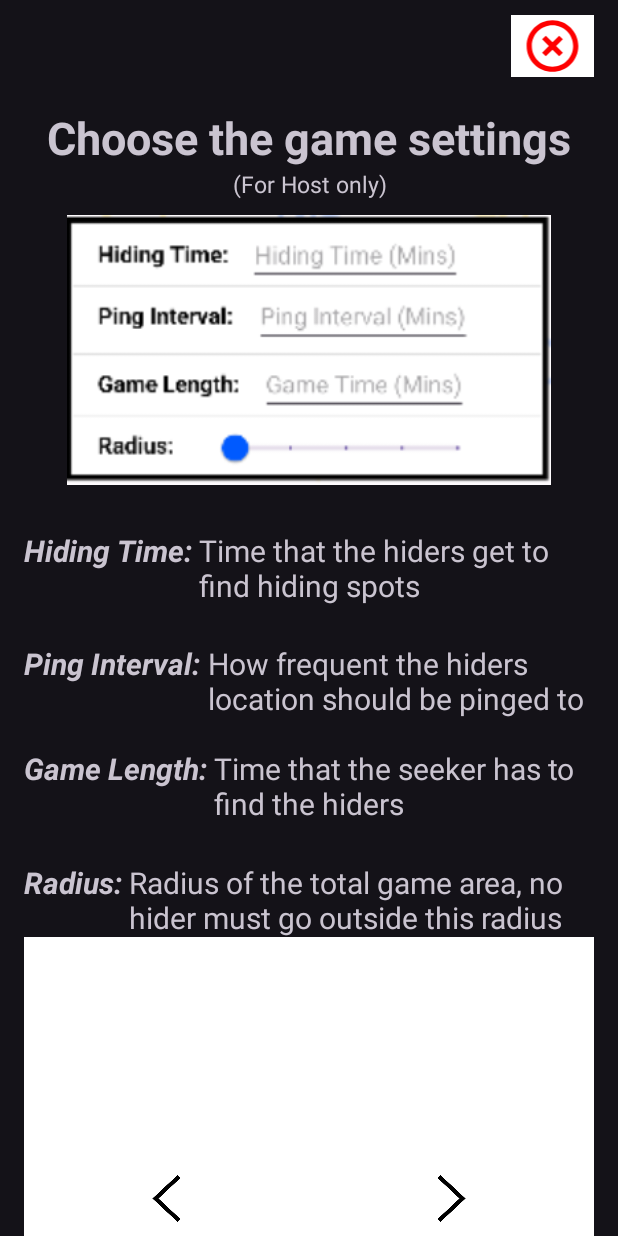
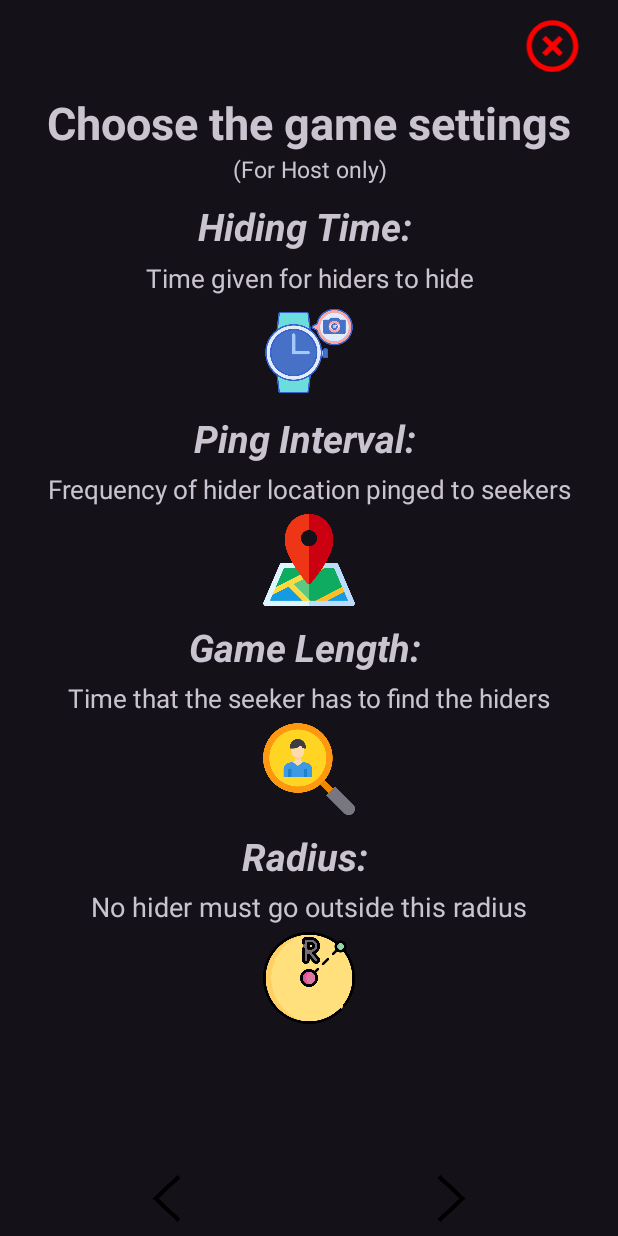
Before and after one commit to DaSh0n8/android-hide-and-seek-app, an Android app: the ChooseGameSettingsTutorial screen opened directly, with no data from a screen before it, on a phone screen of 412 x 824 dp. Run offline under Robolectric (Android 15) with nearby library versions, the phone set to English and light mode, and no system bars.

Commit message:
Bug fix: night mode tutorial

```diff
--- a/src/app/src/main/AndroidManifest.xml
+++ b/src/app/src/main/AndroidManifest.xml
@@ -79,8 +79,6 @@
             android:windowSoftInputMode="adjustPan"
             android:launchMode="singleTop"/>
 
-            android:launchMode="singleTop" />
-
         <activity
             android:name=".NewGameSettings"
             android:exported="false"
--- a/src/app/src/main/res/layout/activity_choose_game_settings_tutorial.xml
+++ b/src/app/src/main/res/layout/activity_choose_game_settings_tutorial.xml
@@ -18,10 +18,11 @@
             android:layout_width="55dp"
             android:layout_height="41dp"
             android:layout_marginTop="10dp"
-            android:background="@color/white"
+            android:background="#00000000"
             android:scaleType="fitCenter"
             app:srcCompat="@drawable/eliminated" />
     </LinearLayout>
+
     <LinearLayout
         android:layout_width="wrap_content"
         android:layout_height="wrap_content"
@@ -31,7 +32,7 @@
         <TextView
             android:layout_width="match_parent"
             android:layout_height="wrap_content"
-            android:layout_marginTop="20dp"
+            android:layout_marginTop="10dp"
             android:gravity="center_horizontal"
             android:text="Choose the game settings"
             android:textStyle="bold"
@@ -45,94 +46,129 @@
             android:text="(For Host only)"
             android:textSize="15dp" />
 
-        <ImageView
-            android:id="@+id/imageView"
+        <LinearLayout
             android:layout_width="match_parent"
-            android:layout_height="180dp"
-            app:layout_constraintBottom_toTopOf="@+id/guideline4"
-            app:layout_constraintEnd_toEndOf="parent"
-            app:layout_constraintStart_toStartOf="parent"
-            app:layout_constraintTop_toTopOf="@+id/guideline2"
-            app:srcCompat="@drawable/game_settings" />
-
-        <LinearLayout
-            android:layout_width="wrap_content"
-            android:layout_height="50dp"
-            android:layout_marginTop="30dp"
-            android:layout_marginBottom="20dp"
-            android:orientation="horizontal">
+            android:layout_height="wrap_content"
+            android:layout_marginBottom="10dp"
+            android:orientation="vertical">
 
             <TextView
-                android:layout_width="wrap_content"
-                android:layout_height="match_parent"
+                android:layout_width="match_parent"
+                android:layout_height="wrap_content"
                 android:text="Hiding Time: "
-                android:textSize="20dp"
+                android:textSize="25dp"
+                android:gravity="center"
                 android:textStyle="bold|italic" />
 
             <TextView
-                android:layout_width="wrap_content"
-                android:layout_height="match_parent"
-                android:text="Time that the hiders get to find hiding spots"
-                android:textSize="20dp" />
+                android:layout_width="match_parent"
+                android:layout_height="35dp"
+                android:gravity="center"
+                android:text="Time given for hiders to hide"
+                android:textSize="17dp" />
+
+            <ImageView
+                android:id="@+id/imageView2"
+                android:layout_width="match_parent"
+                android:layout_height="61dp"
+                app:layout_constraintBottom_toTopOf="@+id/guideline4"
+                app:layout_constraintEnd_toEndOf="parent"
+                app:layout_constraintStart_toStartOf="parent"
+                app:layout_constraintTop_toTopOf="@+id/guideline2"
+                app:srcCompat="@drawable/hidden_camera" />
+
         </LinearLayout>
 
         <LinearLayout
             android:layout_width="wrap_content"
             android:layout_height="wrap_content"
-            android:layout_marginTop="5dp"
-            android:layout_marginBottom="20dp"
-            android:orientation="horizontal">
+            android:layout_marginBottom="10dp"
+            android:orientation="vertical">
 
             <TextView
-                android:layout_width="wrap_content"
+                android:layout_width="match_parent"
                 android:layout_height="match_parent"
+                android:layout_gravity="center"
+                android:gravity="center"
                 android:text="Ping Interval: "
-                android:textSize="20dp"
+                android:textSize="25dp"
                 android:textStyle="bold|italic" />
 
             <TextView
-                android:layout_width="wrap_content"
-                android:layout_height="50dp"
-                android:textSize="20dp"
-                android:text="How frequent the hiders location should be pinged to seekers" />
+                android:layout_width="match_parent"
+                android:layout_height="33dp"
+                android:gravity="center"
+                android:text="Frequency of hider location pinged to seekers"
+                android:textSize="17dp" />
+
+            <ImageView
+                android:id="@+id/imageView3"
+                android:layout_width="match_parent"
+                android:layout_height="61dp"
+                app:layout_constraintBottom_toTopOf="@+id/guideline4"
+                app:layout_constraintEnd_toEndOf="parent"
+                app:layout_constraintStart_toStartOf="parent"
+                app:layout_constraintTop_toTopOf="@+id/guideline2"
+                app:srcCompat="@drawable/map" />
         </LinearLayout>
         <LinearLayout
             android:layout_width="wrap_content"
             android:layout_height="wrap_content"
-            android:layout_marginBottom="20dp"
-            android:orientation="horizontal">
+            android:layout_marginBottom="10dp"
+            android:orientation="vertical">
 
             <TextView
-                android:layout_width="wrap_content"
+                android:layout_width="match_parent"
                 android:layout_height="match_parent"
+                android:gravity="center"
                 android:text="Game Length: "
-                android:textSize="20dp"
+                android:textSize="25dp"
                 android:textStyle="bold|italic" />
 
             <TextView
-                android:layout_width="wrap_content"
-                android:layout_height="wrap_content"
-                android:textSize="20dp"
-                android:text="Time that the seeker has to find the hiders" />
+                android:layout_width="match_parent"
+                android:layout_height="33dp"
+                android:gravity="center"
+                android:text="Time that the seeker has to find the hiders"
+                android:textSize="17dp" />
+            <ImageView
+                android:id="@+id/imageView4"
+                android:layout_width="match_parent"
+                android:layout_height="61dp"
+                app:layout_constraintBottom_toTopOf="@+id/guideline4"
+                app:layout_constraintEnd_toEndOf="parent"
+                app:layout_constraintStart_toStartOf="parent"
+                app:layout_constraintTop_toTopOf="@+id/guideline2"
+                app:srcCompat="@drawable/personal" />
         </LinearLayout>
         <LinearLayout
-            android:layout_width="wrap_content"
-            android:layout_height="50dp"
-            android:layout_marginTop="5dp"
-            android:orientation="horizontal">
+            android:layout_width="match_parent"
+            android:layout_height="match_parent"
+            android:orientation="vertical">
 
             <TextView
-                android:layout_width="wrap_content"
-                android:layout_height="match_parent"
+                android:layout_width="match_parent"
+                android:layout_height="wrap_content"
+                android:gravity="center"
                 android:text="Radius: "
-                android:textSize="20dp"
+                android:textSize="25dp"
                 android:textStyle="bold|italic" />
 
             <TextView
-                android:layout_width="wrap_content"
-                android:layout_height="wrap_content"
-                android:textSize="20dp"
-                android:text="Radius of the total game area, no hider must go outside this radius" />
+                android:layout_width="match_parent"
+                android:layout_height="33dp"
+                android:gravity="center"
+                android:text="No hider must go outside this radius"
+                android:textSize="18dp" />
+            <ImageView
+                android:id="@+id/imageView5"
+                android:layout_width="match_parent"
+                android:layout_height="61dp"
+                app:layout_constraintBottom_toTopOf="@+id/guideline4"
+                app:layout_constraintEnd_toEndOf="parent"
+                app:layout_constraintStart_toStartOf="parent"
+                app:layout_constraintTop_toTopOf="@+id/guideline2"
+                app:srcCompat="@drawable/radius" />
         </LinearLayout>
 
 
@@ -142,7 +178,6 @@
         android:layout_width="wrap_content"
         android:layout_height="0dp"
         android:layout_weight="1"
-        android:background="@color/white"
         android:gravity="center|bottom">
 
         <ImageButton
@@ -150,7 +185,7 @@
             android:layout_width="match_parent"
             android:layout_height="50dp"
             android:layout_weight="1"
-            android:background="@color/white"
+            android:background="#00000000"
             android:scaleType="fitCenter"
             app:srcCompat="@drawable/left_arrow" />
 
@@ -159,7 +194,7 @@
             android:layout_width="match_parent"
             android:layout_height="50dp"
             android:layout_weight="1"
-            android:background="@color/white"
+            android:background="#00000000"
             android:scaleType="fitCenter"
             app:srcCompat="@drawable/right_arrow" />
 
--- a/src/app/src/main/res/layout/activity_end_game_tutorial.xml
+++ b/src/app/src/main/res/layout/activity_end_game_tutorial.xml
@@ -19,7 +19,7 @@
             android:layout_width="55dp"
             android:layout_height="41dp"
             android:layout_marginTop="10dp"
-            android:background="@color/white"
+            android:background="#00000000"
             android:scaleType="fitCenter"
             app:srcCompat="@drawable/eliminated" />
     </LinearLayout>
@@ -69,14 +69,13 @@
         android:layout_width="match_parent"
         android:layout_height="0dp"
         android:layout_weight="1"
-        android:background="@color/white"
         android:gravity="center|bottom">
 
         <ImageButton
             android:id="@+id/left_arrow"
             android:layout_width="match_parent"
             android:layout_height="50dp"
-            android:background="@color/white"
+            android:background="#00000000"
             android:scaleType="fitCenter"
             app:srcCompat="@drawable/left_arrow" />
     </LinearLayout>
--- a/src/app/src/main/res/layout/join_game.xml
+++ b/src/app/src/main/res/layout/join_game.xml
@@ -60,20 +60,21 @@
 
         <EditText
             android:id="@+id/lobbyCodeInput"
+            style="@style/borderBox"
             android:layout_width="wrap_content"
             android:layout_height="wrap_content"
             android:layout_marginBottom="120dp"
             android:ems="10"
             android:hint="Enter lobby code"
+            android:inputType="number"
             android:padding="8dp"
-            style="@style/borderBox"
-            android:inputType="number"
             android:singleLine="true"
             android:text=""
             android:textAlignment="center"
             android:textSize="24sp"
             app:layout_constraintBottom_toTopOf="@id/btnJoinGameLobby"
             app:layout_constraintEnd_toEndOf="parent"
+            app:layout_constraintHorizontal_bias="0.496"
             app:layout_constraintStart_toStartOf="parent" />
 
         <androidx.constraintlayout.widget.Guideline
```
Also changed, not shown: src/app/src/main/res/layout/activity_basic_game_tutorial.xml (+3 -4 lines), src/app/src/main/res/layout/activity_host_settings_tutorial.xml (+82 -56 lines), src/app/src/main/res/layout/activity_lobby_tutorial.xml (+61 -71 lines), src/app/src/main/res/layout/activity_play_game_tutorial.xml (+6 -6 lines), src/app/src/main/res/layout/activity_start_game_tutorial.xml (+44 -27 lines), src/app/src/main/res/layout/activity_tutorial_page.xml (+6 -5 lines), src/app/src/main/res/drawable/game_settings.png, src/app/src/main/res/drawable/gameplay.png, src/app/src/main/res/drawable/hidden_camera.png (added), src/app/src/main/res/drawable/hidercode.png, src/app/src/main/res/drawable/map.png (added), src/app/src/main/res/drawable/radius.png (added), src/app/src/main/res/drawable/switchbtn.png.
